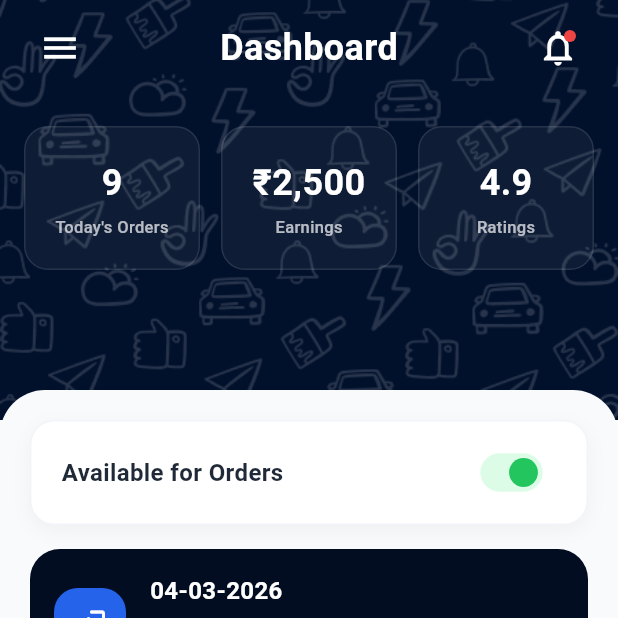
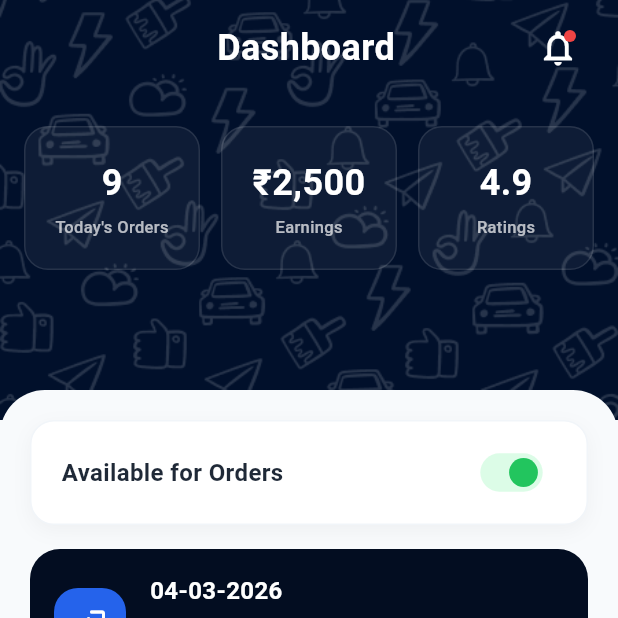
Before and after one commit to hemachandransairam/winkworker, a Flutter app: the DashboardScreen screen opened directly, on a phone screen of 412 x 824 dp, the top half of it. Run offline on Flutter 3.47's test engine with Material 3 defaults, Android fonts, the phone set to English and light mode, and no system bars; our stand-ins replace device_preview, image_picker, shared_preferences, speech_to_text, supabase_flutter; accounts and stored records are empty.

Commit message:
removed hamburger icon

```diff
--- a/lib/features/dashboard/presentation/views/dashboard.view.dart
+++ b/lib/features/dashboard/presentation/views/dashboard.view.dart
@@ -60,14 +60,9 @@ class _DashboardScreenState extends State<DashboardScreen> {
                         child: Row(
                           mainAxisAlignment: MainAxisAlignment.spaceBetween,
                           children: [
-                            IconButton(
-                              icon: const Icon(
-                                Icons.menu,
-                                color: Colors.white,
-                                size: 28,
-                              ),
-                              onPressed: () {},
-                            ),
+                            const SizedBox(
+                              width: 44,
+                            ), // Placeholder to keep the title centered
                             const Text(
                               "Dashboard",
                               style: TextStyle(
```
